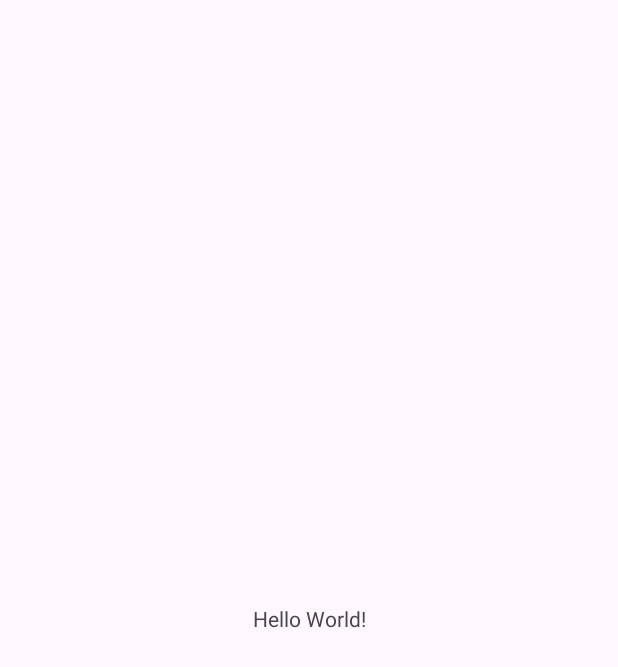
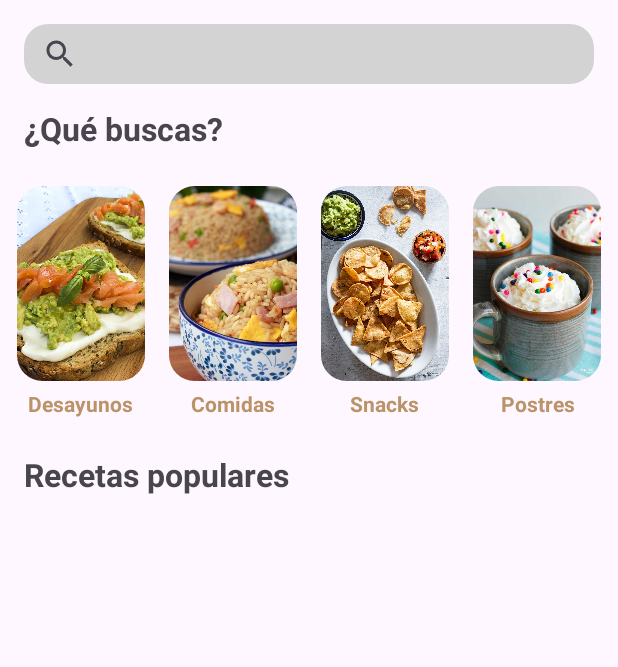
Before and after one commit to ElbaCalvo/EasyBiteApp, an Android app: the MainActivity screen opened directly, with no data from a screen before it, on a phone screen of 412 x 824 dp. Before the commit the part shown is almost empty. Shown: the top 667 px of the screen. Run offline under Robolectric (Android 15) with nearby library versions, the phone set to English and light mode, and no system bars.

Commit message:
Añadido avance en el xml de la pantalla MainScreen

```diff
--- a/easybite-app/app/build.gradle.kts
+++ b/easybite-app/app/build.gradle.kts
@@ -30,6 +30,7 @@ android {
 
 dependencies {
     implementation("com.android.volley:volley:1.2.1")
+    implementation("com.google.android.material:material:1.3.0")
     implementation("androidx.navigation:navigation-fragment-ktx:2.4.0")
     implementation("androidx.navigation:navigation-ui-ktx:2.4.0")
     implementation(libs.appcompat)
--- /dev/null
+++ b/easybite-app/app/src/main/res/drawable/food_type_img_border.xml
@@ -0,0 +1,6 @@
+<?xml version="1.0" encoding="utf-8"?>
+<shape xmlns:android="http://schemas.android.com/apk/res/android"
+    android:shape="rectangle">
+    <corners android:radius="16dp" />
+    <stroke android:width="2dp" android:color="#49454F" />
+</shape>
--- /dev/null
+++ b/easybite-app/app/src/main/res/drawable/food_type_img_style.xml
@@ -0,0 +1,5 @@
+<?xml version="1.0" encoding="utf-8"?>
+<shape xmlns:android="http://schemas.android.com/apk/res/android"
+    android:shape="rectangle">
+        <corners android:radius="16dp" />
+</shape>
--- /dev/null
+++ b/easybite-app/app/src/main/res/drawable/rounded_corners_image.xml
@@ -0,0 +1,6 @@
+<?xml version="1.0" encoding="utf-8"?>
+<shape xmlns:android="http://schemas.android.com/apk/res/android"
+    android:shape="rectangle">
+    <corners android:radius="74dp" />
+    <stroke android:width="2dp" android:color="#7E7E7E" />
+</shape>
--- /dev/null
+++ b/easybite-app/app/src/main/res/drawable/rounded_corners_reciclerview.xml
@@ -0,0 +1,6 @@
+<?xml version="1.0" encoding="utf-8"?>
+<shape xmlns:android="http://schemas.android.com/apk/res/android">
+    <solid android:color="#ffffff" />
+    <corners android:radius="16dp" />
+    <stroke android:width="2dp" android:color="#7E7E7E" />
+</shape>
--- /dev/null
+++ b/easybite-app/app/src/main/res/drawable/search_view_style.xml
@@ -0,0 +1,5 @@
+<?xml version="1.0" encoding="utf-8"?>
+<shape xmlns:android="http://schemas.android.com/apk/res/android">
+    <solid android:color="#D3D3D3"/>
+    <corners android:radius="16dp"/>
+</shape>
--- a/easybite-app/app/src/main/res/layout/activity_main.xml
+++ b/easybite-app/app/src/main/res/layout/activity_main.xml
@@ -7,13 +7,163 @@
     android:layout_height="match_parent"
     tools:context=".MainActivity">
 
+    <!-- Search Bar -->
+    <androidx.appcompat.widget.SearchView
+        android:id="@+id/search_view"
+        android:layout_width="0dp"
+        android:layout_height="40dp"
+        android:layout_margin="16dp"
+        android:background="@drawable/search_view_style"
+        android:queryHint="Busca por ingredientes"
+        app:layout_constraintStart_toStartOf="parent"
+        app:layout_constraintEnd_toEndOf="parent"
+        app:layout_constraintTop_toTopOf="parent" />
+
+    <!-- Section Title -->
     <TextView
+        android:id="@+id/text1"
         android:layout_width="wrap_content"
         android:layout_height="wrap_content"
-        android:text="Hello World!"
-        app:layout_constraintBottom_toBottomOf="parent"
+        android:text="¿Qué buscas?"
+        android:textStyle="bold"
+        android:textSize="21sp"
+        android:layout_marginTop="15dp"
+        app:layout_constraintTop_toBottomOf="@id/search_view"
+        app:layout_constraintStart_toStartOf="@id/search_view" />
+
+    <!-- Buttons Section -->
+    <LinearLayout
+        android:id="@+id/buttons_section"
+        android:layout_width="0dp"
+        android:layout_height="wrap_content"
+        android:orientation="horizontal"
+        android:layout_marginTop="16dp"
+        app:layout_constraintTop_toBottomOf="@id/text1"
+        app:layout_constraintStart_toStartOf="parent"
         app:layout_constraintEnd_toEndOf="parent"
-        app:layout_constraintStart_toStartOf="parent"
-        app:layout_constraintTop_toTopOf="parent" />
+        android:gravity="center_horizontal">
 
+        <!-- Button 1: Desayunos -->
+        <LinearLayout
+            android:layout_width="85dp"
+            android:layout_height="wrap_content"
+            android:orientation="vertical"
+            android:layout_margin="8dp"
+            android:gravity="center">
+
+            <com.google.android.material.imageview.ShapeableImageView
+                android:id="@+id/image_view_desayunos"
+                android:layout_width="match_parent"
+                android:layout_height="130dp"
+                android:src="@drawable/desayunos"
+                android:background="@drawable/food_type_img_border"
+                android:scaleType="centerCrop"
+                app:shapeAppearanceOverlay="@style/ImageView.RoundedCorners" />
+
+            <TextView
+                android:id="@+id/text_desayunos"
+                android:layout_width="wrap_content"
+                android:layout_height="wrap_content"
+                android:layout_marginTop="5dp"
+                android:text="Desayunos"
+                android:textColor="#ba9369"
+                android:textStyle="bold"
+                android:gravity="center" />
+        </LinearLayout>
+
+        <!-- Button 2: Comidas -->
+        <LinearLayout
+            android:layout_width="85dp"
+            android:layout_height="wrap_content"
+            android:orientation="vertical"
+            android:layout_margin="8dp"
+            android:gravity="center">
+
+            <com.google.android.material.imageview.ShapeableImageView
+                android:id="@+id/image_view_comidas"
+                android:layout_width="match_parent"
+                android:layout_height="130dp"
+                android:src="@drawable/comidas"
+                android:scaleType="centerCrop"
+                app:shapeAppearanceOverlay="@style/ImageView.RoundedCorners" />
+
+            <TextView
+                android:id="@+id/text_comidas"
+                android:layout_width="wrap_content"
+                android:layout_height="wrap_content"
+                android:text="Comidas"
+                android:layout_marginTop="5dp"
+
+                android:textColor="#ba9369"
+                android:textStyle="bold"
+                android:gravity="center" />
+        </LinearLayout>
+
+        <!-- Button 3: Snacks -->
+        <LinearLayout
+            android:layout_width="85dp"
+            android:layout_height="wrap_content"
+            android:orientation="vertical"
+            android:layout_margin="8dp"
+            android:gravity="center">
+
+            <com.google.android.material.imageview.ShapeableImageView
+                android:id="@+id/image_view_snacks"
+                android:layout_width="match_parent"
+                android:layout_height="130dp"
+                android:src="@drawable/snacks"
+                android:scaleType="centerCrop"
+                app:shapeAppearanceOverlay="@style/ImageView.RoundedCorners" />
+
+            <TextView
+                android:id="@+id/text_snacks"
+                android:layout_width="wrap_content"
+                android:layout_height="wrap_content"
+                android:layout_marginTop="5dp"
+                android:text="Snacks"
+                android:textColor="#ba9369"
+                android:textStyle="bold"
+                android:gravity="center" />
+        </LinearLayout>
+
+        <!-- Button 4: Postres -->
+        <LinearLayout
+            android:layout_width="85dp"
+            android:layout_height="wrap_content"
+            android:orientation="vertical"
+            android:layout_margin="8dp"
+            android:gravity="center">
+
+            <com.google.android.material.imageview.ShapeableImageView
+                android:id="@+id/image_view_postres"
+                android:layout_width="match_parent"
+                android:layout_height="130dp"
+                android:src="@drawable/postres"
+                android:scaleType="centerCrop"
+                app:shapeAppearanceOverlay="@style/ImageView.RoundedCorners" />
+
+            <TextView
+                android:id="@+id/text_postres"
+                android:layout_width="wrap_content"
+                android:layout_height="wrap_content"
+                android:text="Postres"
+                android:layout_marginTop="5dp"
+
+                android:textColor="#ba9369"
+                android:textStyle="bold"
+                android:gravity="center" />
+        </LinearLayout>
+    </LinearLayout>
+
+    <!-- Popular Recipes Title -->
+    <TextView
+        android:id="@+id/text2"
+        android:layout_width="wrap_content"
+        android:layout_height="wrap_content"
+        android:text="Recetas populares"
+        android:textStyle="bold"
+        android:textSize="21sp"
+        android:layout_marginTop="15dp"
+        app:layout_constraintTop_toBottomOf="@id/buttons_section"
+        app:layout_constraintStart_toStartOf="@id/text1" />
 </androidx.constraintlayout.widget.ConstraintLayout>
--- /dev/null
+++ b/easybite-app/app/src/main/res/values/style_image.xml
@@ -0,0 +1,5 @@
+<?xml version="1.0" encoding="utf-8"?>
+<resources>
+    <style name="ImageView.RoundedCorners" parent="">
+        <item name="cornerSize">20%</item></style>
+</resources>
```
Also changed, not shown: easybite-app/app/src/main/res/layout/fragment_recyclerview_main.xml (added, +82 -0 lines), easybite-app/app/src/main/res/layout/recycler_view_item.xml (added, +27 -0 lines), easybite-app/app/src/main/res/drawable/comidas.jpg (added), easybite-app/app/src/main/res/drawable/crema_verduras.jpg (added), easybite-app/app/src/main/res/drawable/desayunos.jpg (added), easybite-app/app/src/main/res/drawable/empty_add.png (added), easybite-app/app/src/main/res/drawable/empty_heart.png (added), easybite-app/app/src/main/res/drawable/full_add.png (added), easybite-app/app/src/main/res/drawable/full_heart.png (added), easybite-app/app/src/main/res/drawable/postres.jpg (added), easybite-app/app/src/main/res/drawable/snacks.jpg (added).
